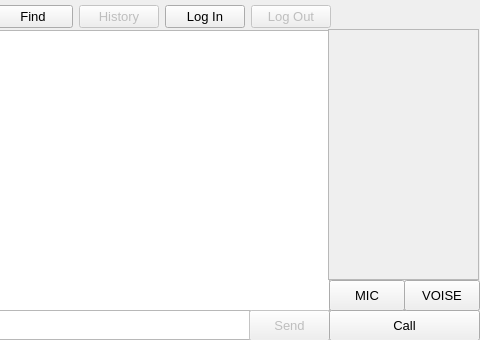
The window that client_GUI.ui (Orezsub/Kyrsach-KSIS) describes before a commit, drawn with Qt 5; both pictures show x 321 to 801 and y 0 to 340 of the 801 by 340 pixel window.
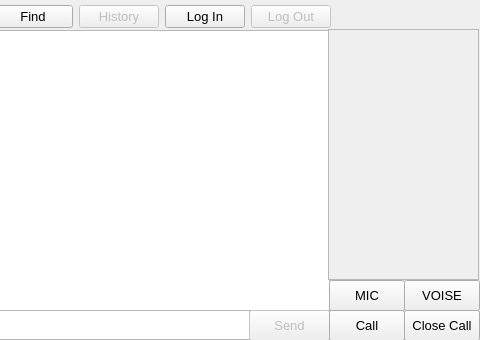
The same window after the commit.

```diff
--- a/client_GUI.ui
+++ b/client_GUI.ui
@@ -233,7 +233,7 @@
      <rect>
       <x>650</x>
       <y>310</y>
-      <width>151</width>
+      <width>76</width>
       <height>31</height>
      </rect>
     </property>
@@ -301,6 +301,19 @@
      <string>VOISE</string>
     </property>
    </widget>
+   <widget class="QPushButton" name="Btn_Close_Call">
+    <property name="geometry">
+     <rect>
+      <x>725</x>
+      <y>310</y>
+      <width>76</width>
+      <height>31</height>
+     </rect>
+    </property>
+    <property name="text">
+     <string>Close Call</string>
+    </property>
+   </widget>
   </widget>
  </widget>
  <resources/>
```
